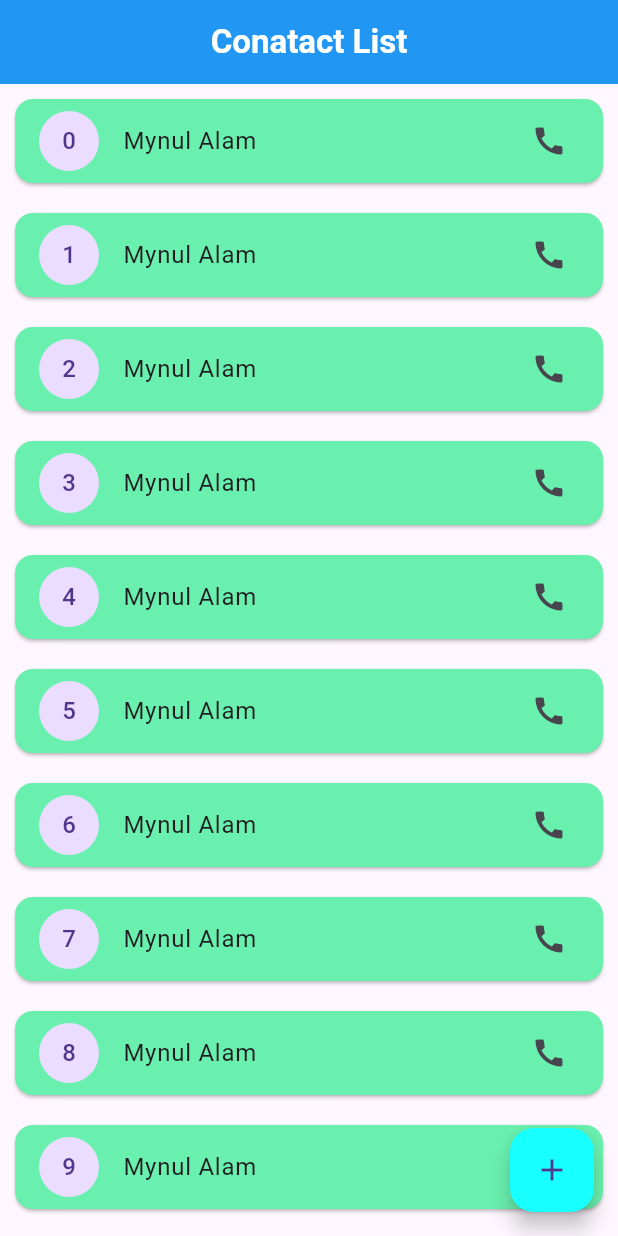
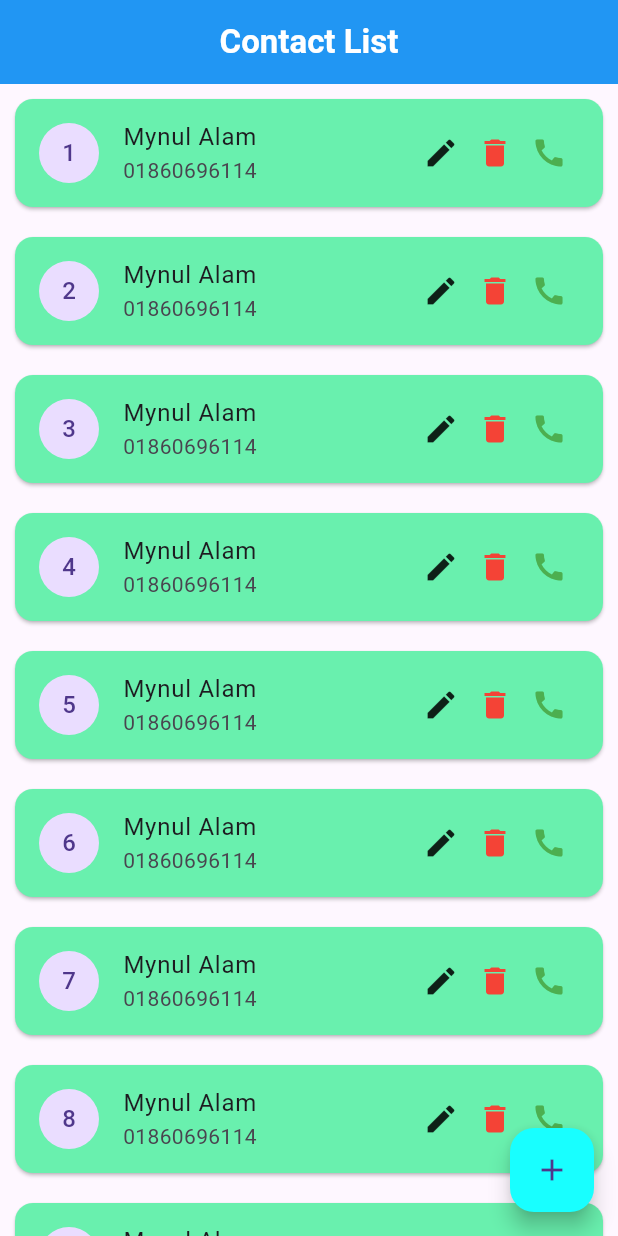
Before and after one commit to mynulyt/Flutter-UI-Design, a Flutter app: the screen it shows after launch, on a phone screen of 412 x 824 dp. Run offline on Flutter 3.47's test engine with Material 3 defaults, Android fonts, the phone set to English and light mode, and no system bars.

```diff
--- /dev/null
+++ b/lib/contact_list/pages/add_contact.dart
@@ -0,0 +1,10 @@
+import 'package:flutter/material.dart';
+
+class AddContact extends StatelessWidget {
+  const AddContact({super.key});
+
+  @override
+  Widget build(BuildContext context) {
+    return const Placeholder();
+  }
+}
--- a/lib/contact_list/pages/home_page.dart
+++ b/lib/contact_list/pages/home_page.dart
@@ -8,9 +8,9 @@ class HomePage extends StatelessWidget {
     return Scaffold(
       appBar: AppBar(
         backgroundColor: Colors.blue,
-        title: Center(
+        title: const Center(
           child: Text(
-            "Conatact List",
+            "Contact List",
             style: TextStyle(
               color: Colors.white,
               fontSize: 22,
@@ -22,18 +22,44 @@ class HomePage extends StatelessWidget {
       floatingActionButton: FloatingActionButton(
         backgroundColor: Colors.cyanAccent,
         onPressed: () {},
-        child: Icon(Icons.add),
+        child: const Icon(Icons.add),
       ),
       body: ListView.builder(
         itemCount: 20,
         itemBuilder: (context, index) {
           return Card(
             color: Colors.greenAccent,
-            margin: EdgeInsets.symmetric(vertical: 10, horizontal: 10),
+            margin: const EdgeInsets.symmetric(vertical: 10, horizontal: 10),
             child: ListTile(
-              leading: CircleAvatar(child: Text("$index")),
-              title: Text("Mynul Alam"),
-              trailing: Icon(Icons.call),
+              leading: CircleAvatar(child: Text("${index + 1}")),
+              title: const Text("Mynul Alam"),
+              subtitle: Text("01860696114"),
+              trailing: SizedBox(
+                width: 96, // enough space for 3 icons
+                child: Row(
+                  mainAxisAlignment: MainAxisAlignment.spaceBetween,
+                  children: [
+                    GestureDetector(
+                      onTap: () {
+                        // Edit action
+                      },
+                      child: const Icon(Icons.edit, color: Colors.black87),
+                    ),
+                    GestureDetector(
+                      onTap: () {
+                        // Delete action
+                      },
+                      child: const Icon(Icons.delete, color: Colors.red),
+                    ),
+                    GestureDetector(
+                      onTap: () {
+                        // Call action
+                      },
+                      child: const Icon(Icons.call, color: Colors.green),
+                    ),
+                  ],
+                ),
+              ),
             ),
           );
         },
```
